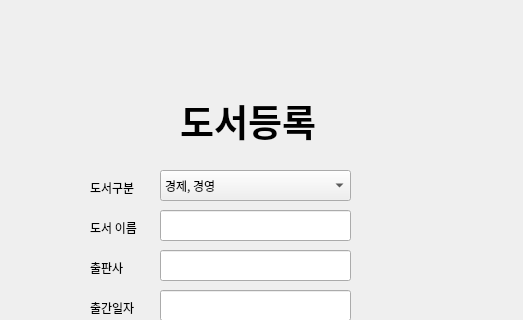
Above: ui/book_register.ui from minhaeun/Database before the change; both pictures show x 0 to 523 and y 0 to 320 of the 523 by 521 pixel window. Below: the same form after it.
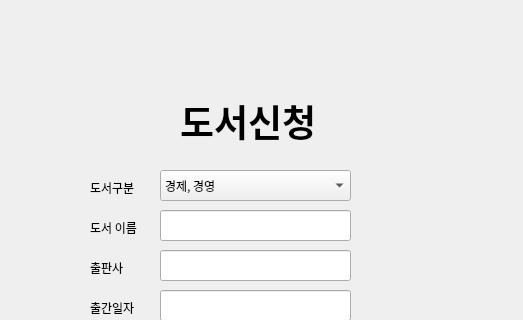
That is the form after the change. Icons and pictures are not drawn.

Diff of the .ui file:
```diff
--- a/ui/book_register.ui
+++ b/ui/book_register.ui
@@ -46,7 +46,7 @@
     </font>
    </property>
    <property name="text">
-    <string>도서등록</string>
+    <string>도서신청</string>
    </property>
   </widget>
   <widget class="QLabel" name="label_2">
```
